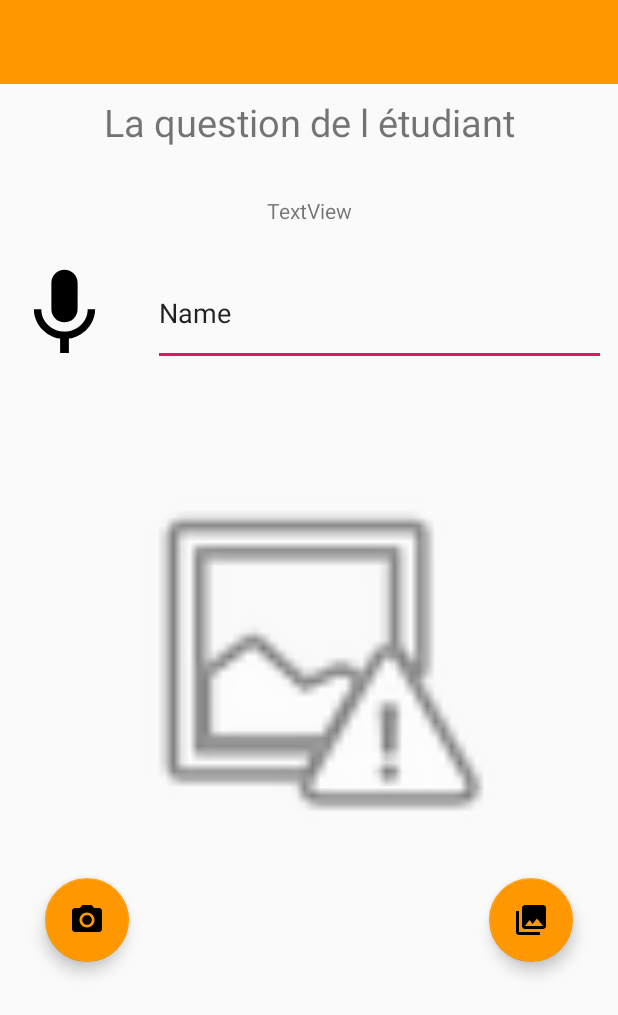
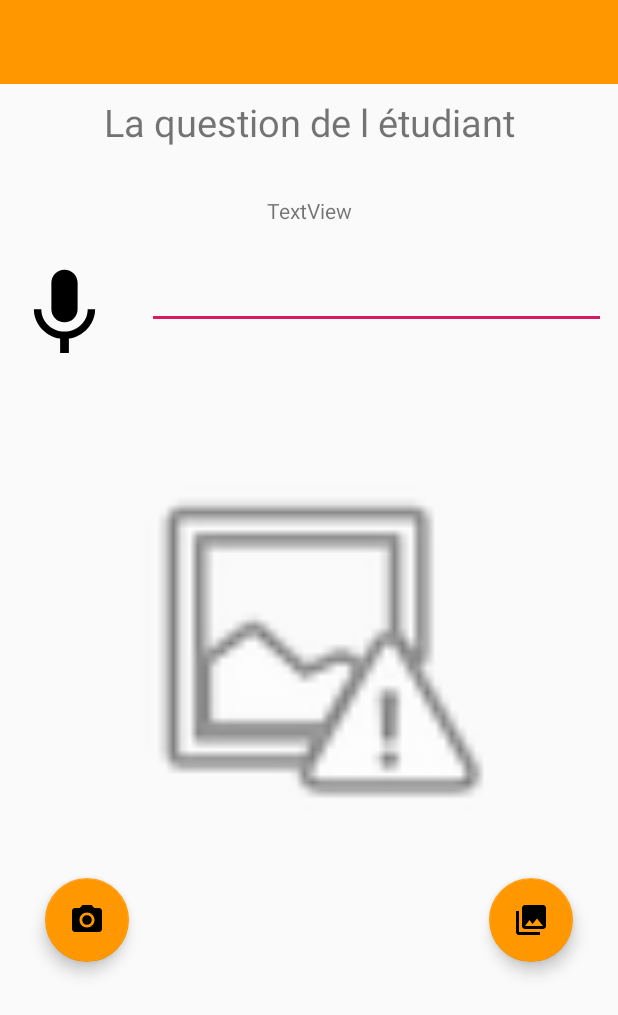
Before and after one commit to Cadz006/TP2_Dev_mobile, an Android app: the screen it shows after launch (QuestionEtudiantActivity), on a phone screen of 412 x 824 dp. Shown: the top 1015 px of the screen. Run offline under Robolectric (Android 15) with nearby library versions, the phone set to English and light mode, and no system bars.

Commit message:
Limited multiline text in student answer

```diff
--- a/TP2_Dev_Mobile/app/src/main/res/layout/activity_question_etudiant.xml
+++ b/TP2_Dev_Mobile/app/src/main/res/layout/activity_question_etudiant.xml
@@ -11,14 +11,13 @@
         android:layout_width="262dp"
         android:layout_height="266dp"
         android:layout_marginStart="128dp"
-        android:layout_marginTop="154dp"
+        android:layout_marginTop="24dp"
         android:layout_marginEnd="129dp"
-        android:layout_marginBottom="376dp"
+        android:layout_marginBottom="204dp"
         app:layout_constraintBottom_toBottomOf="parent"
         app:layout_constraintEnd_toEndOf="parent"
         app:layout_constraintStart_toStartOf="parent"
-        app:layout_constraintTop_toBottomOf="@+id/editText"
-        app:layout_constraintVertical_bias="0.42"
+        app:layout_constraintTop_toBottomOf="@+id/txtReponseEtudiant"
         app:srcCompat="@android:drawable/ic_menu_report_image" />
 
     <com.google.android.material.floatingactionbutton.FloatingActionButton
@@ -59,20 +58,6 @@
         app:layout_constraintStart_toStartOf="parent"
         app:layout_constraintTop_toBottomOf="@+id/toolbar" />
 
-    <EditText
-        android:id="@+id/editText"
-        android:layout_width="0dp"
-        android:layout_height="70dp"
-        android:layout_marginStart="24dp"
-        android:layout_marginEnd="8dp"
-        android:ems="10"
-        android:inputType="textPersonName"
-        android:text="Name"
-        app:layout_constraintEnd_toEndOf="parent"
-        app:layout_constraintHorizontal_bias="1.0"
-        app:layout_constraintStart_toEndOf="@+id/BtnAnswerAudio"
-        app:layout_constraintTop_toTopOf="@+id/BtnAnswerAudio" />
-
     <com.google.android.material.floatingactionbutton.FloatingActionButton
         android:id="@+id/fabGallery"
         android:layout_width="wrap_content"
@@ -108,4 +93,19 @@
         app:layout_constraintEnd_toEndOf="parent"
         app:layout_constraintStart_toStartOf="parent"
         app:layout_constraintTop_toBottomOf="@+id/TxQuestionEtudiant" />
+
+    <EditText
+        android:id="@+id/txtReponseEtudiant"
+        android:layout_width="0dp"
+        android:layout_height="wrap_content"
+        android:layout_marginStart="20dp"
+        android:layout_marginEnd="8dp"
+        android:ems="10"
+        android:gravity="start|top"
+        android:inputType="textMultiLine"
+        android:maxLines="5"
+        app:layout_constraintEnd_toEndOf="parent"
+        app:layout_constraintHorizontal_bias="0.0"
+        app:layout_constraintStart_toEndOf="@+id/BtnAnswerAudio"
+        app:layout_constraintTop_toTopOf="@+id/BtnAnswerAudio" />
 </androidx.constraintlayout.widget.ConstraintLayout>
```
Also changed, not shown: TP2_Dev_Mobile/app/src/main/java/bdeb/qc/ca/tp2_dev_mobile/QuestionEtudiantActivity.java (line endings or trailing spaces).
